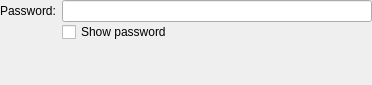
Qt form vpn/pptp/pptpauth.ui (KDE/plasma-nm) before a commit.
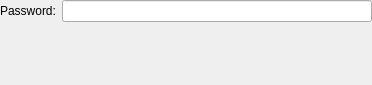
The same form after that commit. Custom widgets are drawn as their Qt base class.

Commit message: Replace 'show password' checkboxes with a custom password field REVIEW:124922

```diff
--- a/vpn/pptp/pptpauth.ui
+++ b/vpn/pptp/pptpauth.ui
@@ -46,13 +46,6 @@
     </widget>
    </item>
    <item row="1" column="1">
-    <widget class="QCheckBox" name="chkShowPassword">
-     <property name="text">
-      <string>Show password</string>
-     </property>
-    </widget>
-   </item>
-   <item row="2" column="1">
     <spacer name="verticalSpacer">
      <property name="orientation">
       <enum>Qt::Vertical</enum>
@@ -82,4 +75,11 @@
  </tabstops>
  <resources/>
  <connections/>
+ <customwidgets>
+  <customwidget>
+   <class>PasswordField</class>
+   <extends>QLineEdit</extends>
+   <header>passwordfield.h</header>
+  </customwidget>
+ </customwidgets>
 </ui>
```
Left out of the diff: 15 changed lines with no effect on the pictures. The commit also changes 68 other files.
